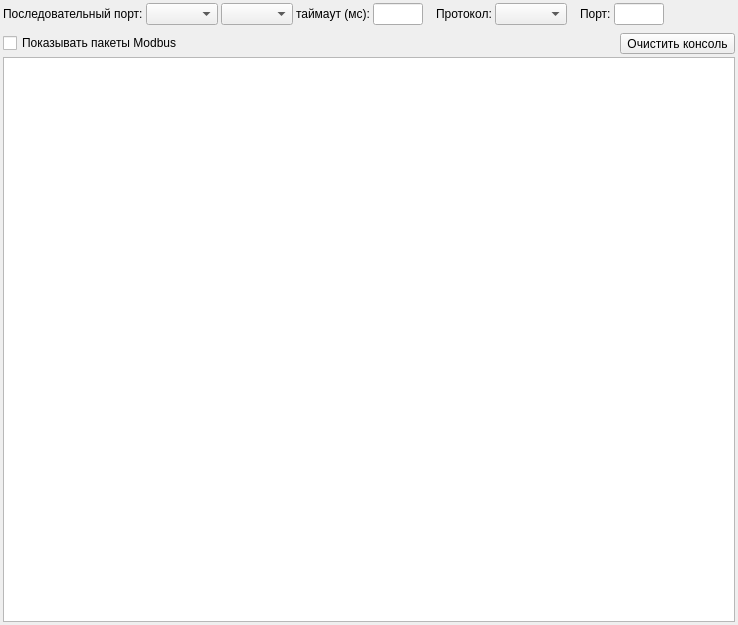
Above: src/mkserver/ui/mainwindow.ui from alex-krutikov/MkStudio before the change. Below: the same form after it.
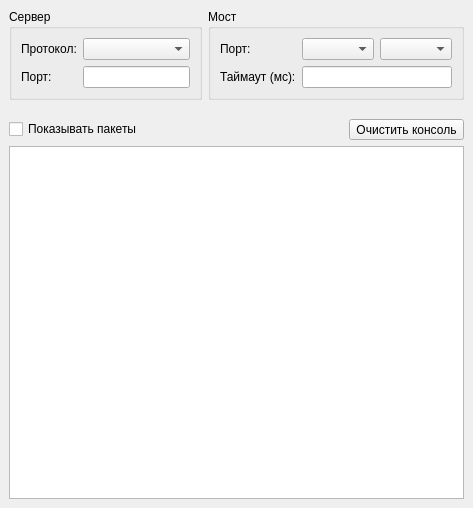
That is the form after the change.

Commit message: mkserver: Доработка GUI и минорные правки.

What changed in the file:
```diff
--- a/src/mkserver/ui/mainwindow.ui
+++ b/src/mkserver/ui/mainwindow.ui
@@ -6,8 +6,8 @@
    <rect>
     <x>0</x>
     <y>0</y>
-    <width>738</width>
-    <height>625</height>
+    <width>473</width>
+    <height>508</height>
    </rect>
   </property>
   <property name="windowTitle">
@@ -15,125 +15,69 @@
   </property>
   <widget class="QWidget" name="centralwidget">
    <layout class="QVBoxLayout" name="verticalLayout">
-    <property name="spacing">
-     <number>3</number>
-    </property>
-    <property name="leftMargin">
-     <number>3</number>
-    </property>
-    <property name="topMargin">
-     <number>3</number>
-    </property>
-    <property name="rightMargin">
-     <number>3</number>
-    </property>
-    <property name="bottomMargin">
-     <number>3</number>
-    </property>
     <item>
-     <layout class="QHBoxLayout" name="horizontalLayout">
+     <layout class="QHBoxLayout" name="horizontalLayout_2">
       <item>
-       <widget class="QLabel" name="label_3">
-        <property name="text">
-         <string>Последовательный порт:</string>
+       <widget class="QGroupBox" name="groupBox">
+        <property name="title">
+         <string>Сервер</string>
         </property>
+        <layout class="QFormLayout" name="formLayout">
+         <item row="0" column="0">
+          <widget class="QLabel" name="label_4">
+           <property name="text">
+            <string>Протокол:</string>
+           </property>
+          </widget>
+         </item>
+         <item row="0" column="1">
+          <widget class="QComboBox" name="cb_protocol"/>
+         </item>
+         <item row="1" column="0">
+          <widget class="QLabel" name="label">
+           <property name="text">
+            <string>Порт:</string>
+           </property>
+          </widget>
+         </item>
+         <item row="1" column="1">
+          <widget class="QLineEdit" name="le_tcp_port"/>
+         </item>
+        </layout>
        </widget>
       </item>
       <item>
-       <widget class="QComboBox" name="cb_portname"/>
-      </item>
-      <item>
-       <widget class="QComboBox" name="cb_portspeed"/>
-      </item>
-      <item>
-       <widget class="QLabel" name="label_2">
-        <property name="text">
-         <string>таймаут (мс):</string>
+       <widget class="QGroupBox" name="groupBox_2">
+        <property name="title">
+         <string>Мост</string>
         </property>
+        <layout class="QGridLayout" name="gridLayout">
+         <item row="0" column="0">
+          <widget class="QLabel" name="label_3">
+           <property name="text">
+            <string>Порт:</string>
+           </property>
+          </widget>
+         </item>
+         <item row="0" column="1">
+          <widget class="QComboBox" name="cb_portname"/>
+         </item>
+         <item row="0" column="2">
+          <widget class="QComboBox" name="cb_portspeed"/>
+         </item>
+         <item row="1" column="0">
+          <widget class="QLabel" name="label_2">
+           <property name="text">
+            <string>Таймаут (мс):</string>
+           </property>
+          </widget>
+         </item>
+         <item row="1" column="1" colspan="2">
+          <widget class="QLineEdit" name="le_timeout"/>
+         </item>
+        </layout>
        </widget>
       </item>
-      <item>
-       <widget class="QLineEdit" name="le_timeout">
-        <property name="maximumSize">
-         <size>
-          <width>50</width>
-          <height>16777215</height>
-         </size>
-        </property>
-       </widget>
-      </item>
-      <item>
-       <spacer name="horizontalSpacer_2">
-        <property name="orientation">
-         <enum>Qt::Horizontal</enum>
-        </property>
-        <property name="sizeType">
-         <enum>QSizePolicy::Fixed</enum>
-        </property>
-        <property name="sizeHint" stdset="0">
-         <size>
-          <width>10</width>
-          <height>20</height>
-         </size>
-        </property>
-       </spacer>
-      </item>
-      <item>
-       <widget class="QLabel" name="label_4">
-        <property name="text">
-         <string>Протокол:</string>
-        </property>
-       </widget>
-      </item>
-      <item>
-       <widget class="QComboBox" name="cb_protocol"/>
-      </item>
-      <item>
-       <spacer name="horizontalSpacer_4">
-        <property name="orientation">
-         <enum>Qt::Horizontal</enum>
-        </property>
-        <property name="sizeType">
-         <enum>QSizePolicy::Fixed</enum>
-        </property>
-        <property name="sizeHint" stdset="0">
-         <size>
-          <width>10</width>
-          <height>20</height>
-         </size>
-        </property>
-       </spacer>
-      </item>
-      <item>
-       <widget class="QLabel" name="label">
-        <property name="text">
-         <string>Порт:</string>
-        </property>
-       </widget>
-      </item>
-      <item>
-       <widget class="QLineEdit" name="le_tcp_port">
-        <property name="maximumSize">
-         <size>
-          <width>50</width>
-          <height>16777215</height>
-         </size>
-        </property>
-       </widget>
-      </item>
-      <item>
-       <spacer name="horizontalSpacer">
-        <property name="orientation">
-         <enum>Qt::Horizontal</enum>
-        </property>
-        <property name="sizeHint" stdset="0">
-         <size>
-          <width>40</width>
-          <height>20</height>
-         </size>
-        </property>
-       </spacer>
-      </item>
      </layout>
     </item>
     <item>
@@ -146,23 +90,23 @@
       </property>
       <property name="sizeHint" stdset="0">
        <size>
-        <width>20</width>
-        <height>5</height>
+        <width>17</width>
+        <height>13</height>
        </size>
       </property>
      </spacer>
     </item>
     <item>
-     <layout class="QHBoxLayout" name="horizontalLayout_2">
+     <layout class="QHBoxLayout" name="horizontalLayout">
       <item>
        <widget class="QCheckBox" name="cb_mb_packet">
         <property name="text">
-         <string>Показывать пакеты Modbus</string>
+         <string>Показывать пакеты</string>
         </property>
        </widget>
       </item>
       <item>
-       <spacer name="horizontalSpacer_3">
+       <spacer name="horizontalSpacer_2">
         <property name="orientation">
          <enum>Qt::Horizontal</enum>
         </property>
```
Left out of the diff: 2 changed lines with no effect on the pictures. The commit also changes 5 other files.
